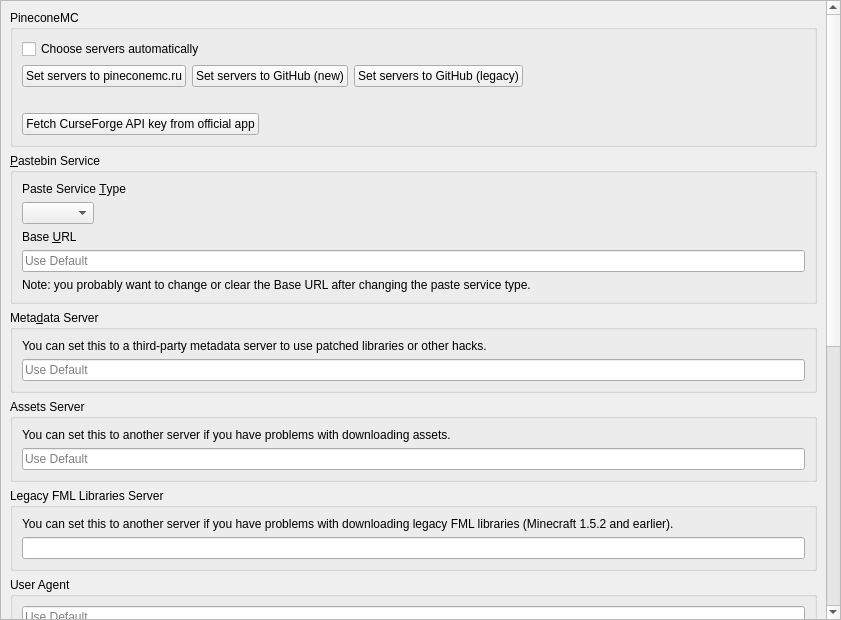
The window that launcher/ui/pages/global/APIPage.ui (Duby67/OldMoneyTatarin) describes before a commit, drawn with Qt 5.
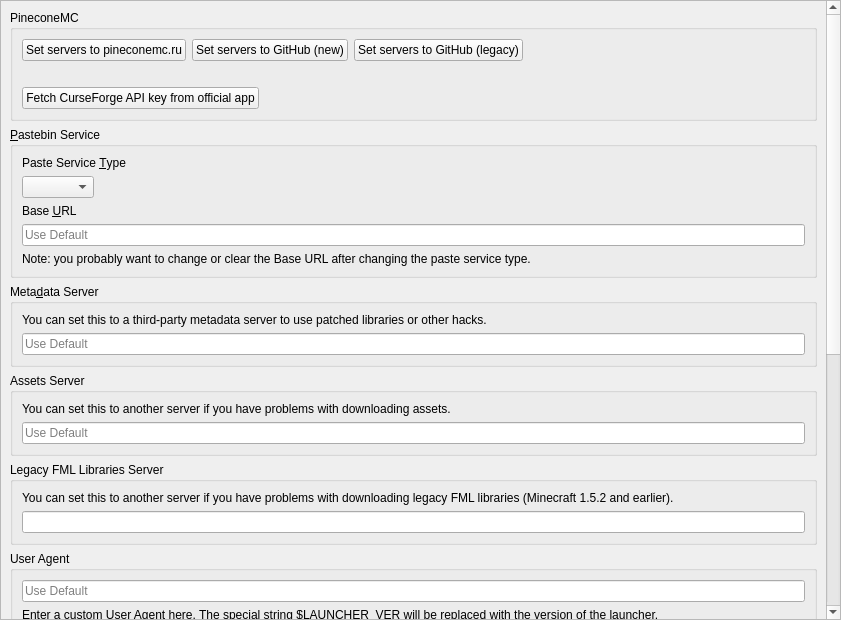
The same window after the commit.

The edit to the form file:
```diff
--- a/launcher/ui/pages/global/APIPage.ui
+++ b/launcher/ui/pages/global/APIPage.ui
@@ -45,12 +45,7 @@
          </property>
          <layout class="QVBoxLayout" name="verticalLayout_9">
           <item>
-           <widget class="QCheckBox" name="autoServersCheckBox">
-            <property name="text">
-             <string>Choose servers automatically</string>
-            </property>
-           </widget>
-          </item>
+           </item>
           <item>
            <layout class="QHBoxLayout" name="horizontalLayout">
             <item>
```
Left out of the diff: 10 changed lines with no effect on the pictures.
